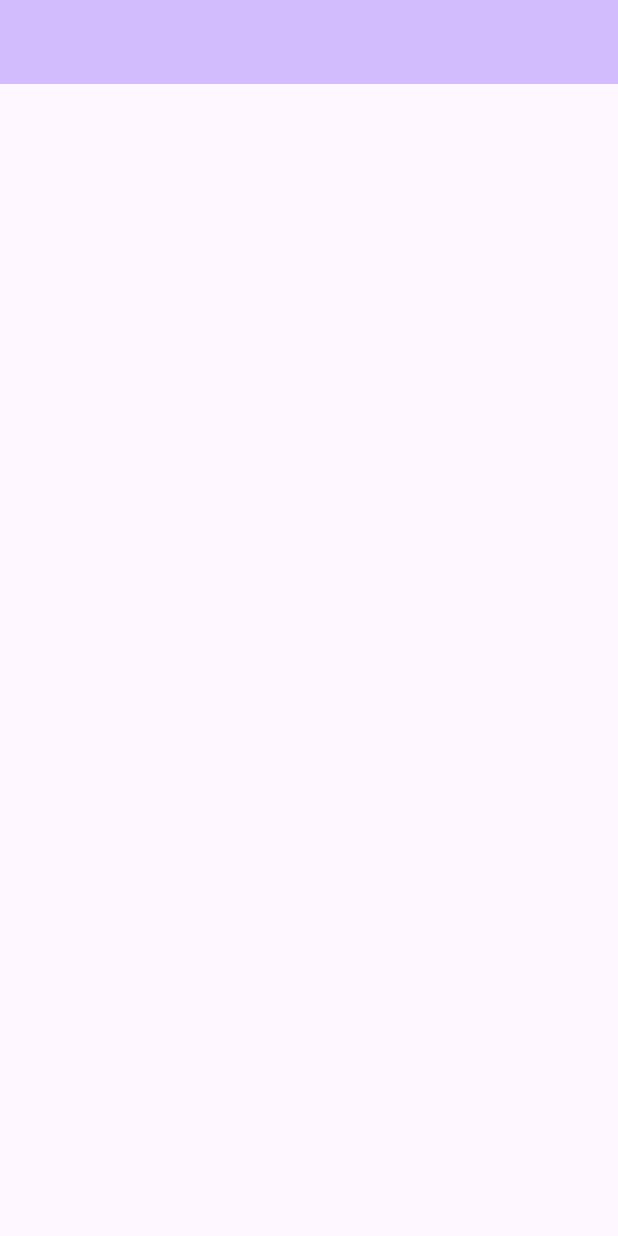
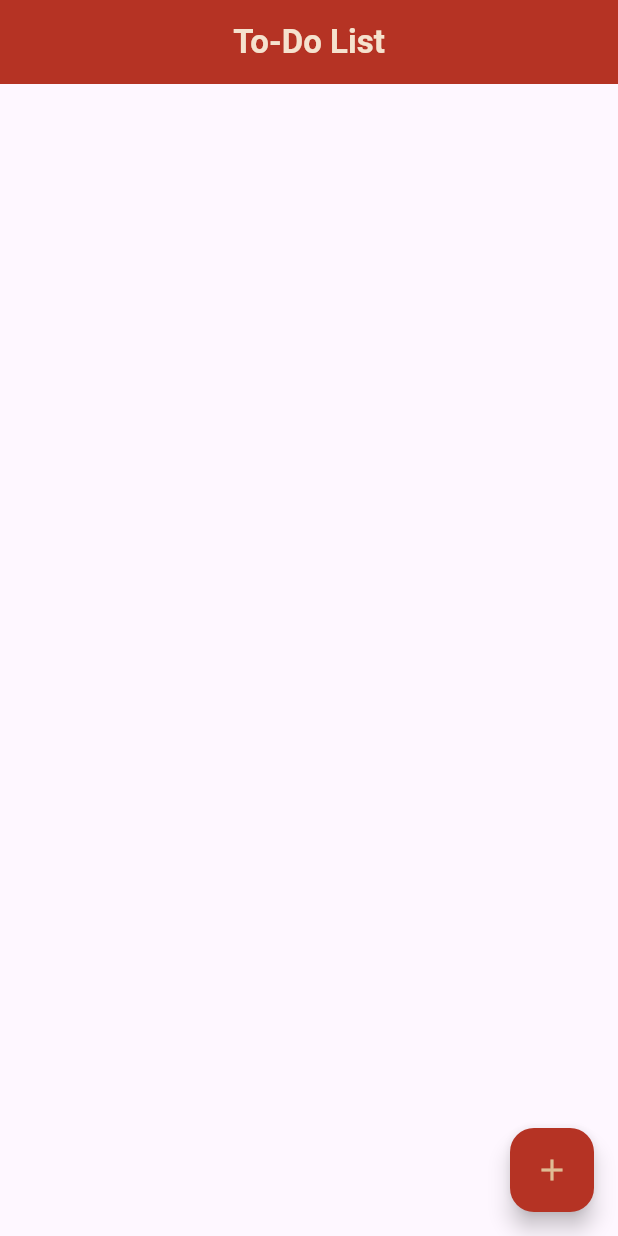
Before and after one commit to BexTheFrog/atividade-tasklist, a Flutter app: the screen it shows after launch, on a phone screen of 412 x 824 dp. Run offline on Flutter 3.47's test engine with Material 3 defaults, Android fonts, the phone set to English and light mode, and no system bars.

Commit message:
Avanços no design

```diff
--- a/lib/app.dart
+++ b/lib/app.dart
@@ -1,3 +1,5 @@
+import 'package:atividade_tasklist/config/colors.dart';
+import 'package:atividade_tasklist/pages/add_task_page.dart';
 import 'package:atividade_tasklist/pages/home_page.dart';
 import 'package:flutter/material.dart';
 
@@ -8,10 +10,13 @@ class ToDoApp extends StatelessWidget {
   Widget build(BuildContext context) {
     return MaterialApp(
       title: 'To-Do App',
-      theme: ThemeData(
-        colorScheme: ColorScheme.fromSeed(seedColor: Colors.deepPurple),
-      ),
-      home: const MyHomePage(title: ''),
+      // Se você usar 'initialRoute', não precisa do 'home'
+      initialRoute: "/",
+      routes: {
+        "/": (context) => const MyHomePage(),
+        "/addTask": (context) => const AddTaskPage(),
+      },
+      debugShowCheckedModeBanner: false,
     );
   }
 }
--- /dev/null
+++ b/lib/config/colors.dart
@@ -0,0 +1,8 @@
+import 'package:flutter/material.dart';
+
+class AppColors {
+  static const Color hotPaprika = Color(0xFFB53324); // HEX #B53324
+  static const Color honeycomb = Color(0xFFE5A657); // HEX #E5A657
+  static const Color biscuit = Color(0xFFDFBC94); // HEX #DFBC94
+  static const Color crumpet = Color(0xFFF5E2CE); // HEX #F5E2CE
+}
--- /dev/null
+++ b/lib/lists/task_list.dart
@@ -0,0 +1 @@
+class TaskList {}
--- a/lib/pages/home_page.dart
+++ b/lib/pages/home_page.dart
@@ -1,9 +1,8 @@
+import 'package:atividade_tasklist/config/colors.dart';
 import 'package:flutter/material.dart';
 
 class MyHomePage extends StatefulWidget {
-  const MyHomePage({super.key, required this.title});
-
-  final String title;
+  const MyHomePage({super.key});
 
   @override
   State<MyHomePage> createState() => _MyHomePageState();
@@ -14,10 +13,28 @@ class _MyHomePageState extends State<MyHomePage> {
   Widget build(BuildContext context) {
     return Scaffold(
       appBar: AppBar(
-        backgroundColor: Theme.of(context).colorScheme.inversePrimary,
-        title: Text(widget.title),
+        backgroundColor: AppColors.hotPaprika,
+        title: Center(
+          child: Padding(
+            padding: EdgeInsets.all(8.0),
+            child: Text(
+              "To-Do List",
+              style: TextStyle(
+                color: AppColors.crumpet,
+                fontWeight: FontWeight.bold,
+              ),
+            ),
+          ),
+        ),
       ),
       body: Center(child: Column(mainAxisAlignment: MainAxisAlignment.center)),
+      floatingActionButton: FloatingActionButton(
+        onPressed: () {
+          Navigator.pushNamed(context, "/addTask");
+        },
+        backgroundColor: AppColors.hotPaprika,
+        child: Icon(Icons.add, color: AppColors.biscuit),
+      ),
     );
   }
 }
```
Also changed, not shown: lib/model/task_model.dart (+16 -3 lines), lib/pages/add_task_page.dart (+39 -10 lines), lib/widgets/custom_task.dart (added, +37 -0 lines).
